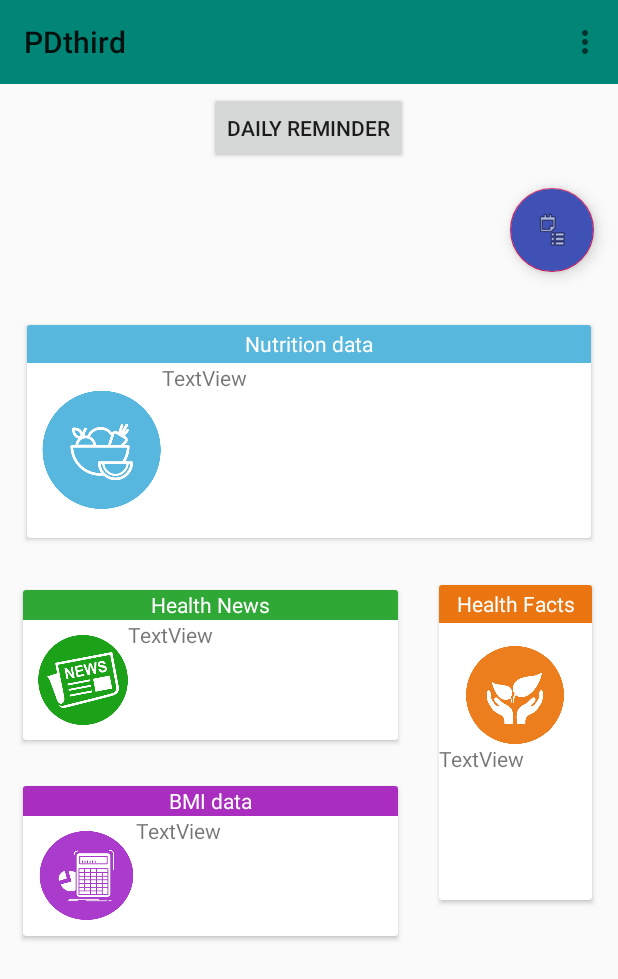
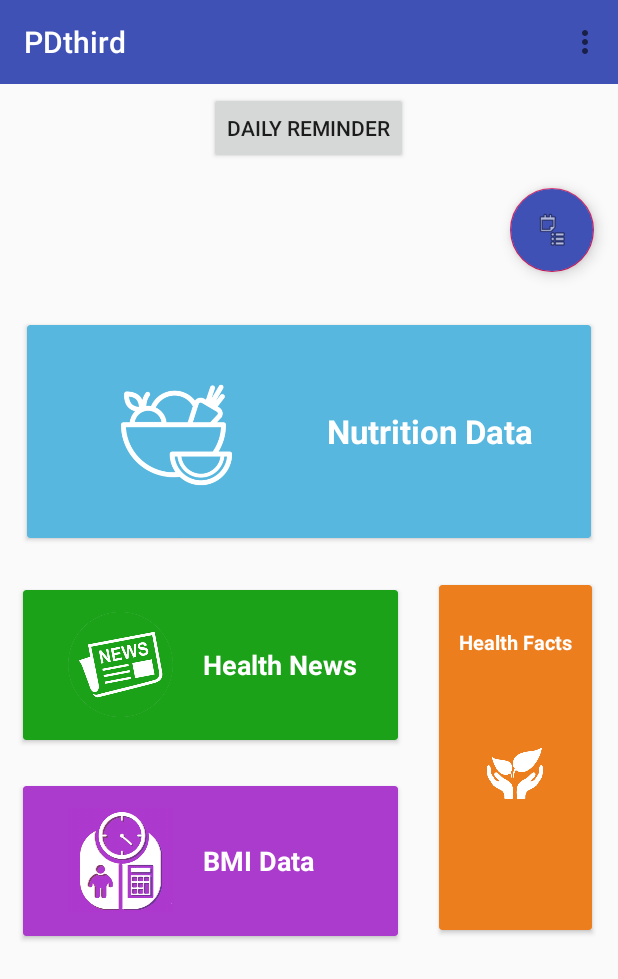
Before and after one commit to wizard-com/PD, an Android app: the screen it shows after launch (MainActivity), on a phone screen of 412 x 824 dp. Shown: the top 979 px of the screen. Run offline under Robolectric (Android 15) with nearby library versions, the light colour scheme and no system bars.

Commit message:
All settled for today

```diff
--- a/app/src/main/AndroidManifest.xml
+++ b/app/src/main/AndroidManifest.xml
@@ -20,6 +20,7 @@
             </intent-filter>
         </activity>
         <activity android:name=".BmiDataActivity"/>
+        <activity android:name=".NewsActivity" android:theme="@style/AppTheme.NoActionBar"/>
     </application>
 
 </manifest>
--- a/app/src/main/java/com/example/pdthird/MainActivity.java
+++ b/app/src/main/java/com/example/pdthird/MainActivity.java
@@ -22,7 +22,7 @@ import android.widget.Toast;
 import java.util.ArrayList;
 
 public class MainActivity extends AppCompatActivity implements PopupMenu.OnMenuItemClickListener {
-    CardView bmiCard;
+    CardView bmiCard, healthNewsCard;
     ListView lv;
     ArrayList<ReminderItem> reminderItems;
     ReminderListViewAdapter reminderLVAdapter;
@@ -42,6 +42,7 @@ public class MainActivity extends AppCompatActivity implements PopupMenu.OnMenuI
             }
         });
         bmiCard = findViewById(R.id.bmiCard);
+        healthNewsCard = findViewById(R.id.healthNewsCard);
         btnReminder = findViewById(R.id.buttonReminder);
 
         reminderItems = new ArrayList<ReminderItem>();
@@ -52,6 +53,14 @@ public class MainActivity extends AppCompatActivity implements PopupMenu.OnMenuI
         reminderItems.add(new ReminderItem("7-9 Hours of sleep", R.drawable.sleep));
         reminderItems.add(new ReminderItem("1 physical activity", R.drawable.physical_activity));
 
+
+        healthNewsCard.setOnClickListener(new View.OnClickListener() {
+            @Override
+            public void onClick(View v) {
+                Intent myIntent = new Intent(MainActivity.this, NewsActivity.class);
+                startActivity(myIntent);
+            }
+        });
 
         bmiCard.setOnClickListener(new View.OnClickListener() {
             @Override
--- a/app/src/main/res/layout/activity_main.xml
+++ b/app/src/main/res/layout/activity_main.xml
@@ -12,7 +12,8 @@
         android:id="@+id/toolbar"
         android:layout_width="match_parent"
         android:layout_height="?attr/actionBarSize"
-        android:background="?attr/colorPrimary"
+        android:background="#3F51B5"
+        app:titleTextColor="@android:color/white"
         app:popupTheme="@style/AppTheme.PopupOverlay" />
 
 
@@ -39,45 +40,35 @@
 
     <androidx.cardview.widget.CardView
         android:layout_width="match_parent"
+        android:layout_height="150dp"
         android:layout_margin="15dp"
-        android:layout_height="150dp"
+        app:cardBackgroundColor="#57B7DF"
         app:cardUseCompatPadding="true">
 
 
         <LinearLayout
             android:layout_width="match_parent"
             android:layout_height="match_parent"
-            android:orientation="vertical">
+            android:orientation="horizontal">
 
-            <TextView
-                android:id="@+id/tvNutrition"
-                android:layout_width="match_parent"
-                android:layout_height="25dp"
-                android:background="#58b7dd"
-                android:gravity="center"
-                android:text="Nutrition data"
-                android:textColor="#ffffff" />
-
-            <LinearLayout
-                android:layout_width="match_parent"
-                android:layout_height="match_parent"
-                android:orientation="horizontal">
 
             <ImageView
                 android:id="@+id/imageView2"
-                    android:layout_width="80dp"
-                    android:layout_height="80dp"
-                    android:layout_gravity="center"
-                    android:layout_marginLeft="10dp"
+                android:layout_width="200dp"
+                android:layout_height="match_parent"
                 app:srcCompat="@drawable/nutrition" />
 
             <TextView
-                    android:id="@+id/textView6"
+                android:id="@+id/textView"
                 android:layout_width="wrap_content"
                 android:layout_height="wrap_content"
-                    android:layout_weight="1"
-                    android:text="TextView" />
-            </LinearLayout>
+                android:layout_gravity="center"
+                android:text="Nutrition Data"
+                android:textColor="#ffffff"
+                android:textSize="10pt"
+                android:textStyle="bold" />
+
+
         </LinearLayout>
 
     </androidx.cardview.widget.CardView>
@@ -93,23 +84,12 @@
             android:orientation="vertical">
 
             <androidx.cardview.widget.CardView
+                android:id="@+id/healthNewsCard"
                 android:layout_width="250dp"
                 android:layout_height="100dp"
-                android:layout_margin="15dp" >
+                android:layout_margin="15dp"
+                app:cardBackgroundColor="#1CA219">
 
-                <LinearLayout
-                    android:layout_width="match_parent"
-                    android:layout_height="match_parent"
-                    android:orientation="vertical">
-
-                    <TextView
-                        android:id="@+id/tvHealthNews"
-                        android:layout_width="match_parent"
-                        android:layout_height="20dp"
-                        android:background="#30A835"
-                        android:gravity="center"
-                        android:text="Health News"
-                        android:textColor="#ffffff" />
 
                 <LinearLayout
                     android:layout_width="match_parent"
@@ -118,19 +98,22 @@
 
                     <ImageView
                         android:id="@+id/imageView3"
-                            android:layout_width="60dp"
-                            android:layout_height="60dp"
+                        android:layout_width="110dp"
+                        android:layout_height="70dp"
                         android:layout_gravity="center"
                         android:layout_marginLeft="10dp"
-                            app:srcCompat="@drawable/news"/>
+                        app:srcCompat="@drawable/news" />
 
                     <TextView
-                            android:id="@+id/textView7"
+                        android:id="@+id/textViewNews"
                         android:layout_width="wrap_content"
                         android:layout_height="wrap_content"
-                            android:layout_weight="1"
-                            android:text="TextView" />
-                    </LinearLayout>
+                        android:layout_gravity="center"
+                        android:text="Health News"
+                        android:textColor="#ffffff"
+                        android:textSize="8pt"
+                        android:textStyle="bold" />
+
                 </LinearLayout>
 
             </androidx.cardview.widget.CardView>
@@ -139,21 +122,11 @@
                 android:id="@+id/bmiCard"
                 android:layout_width="250dp"
                 android:layout_height="100dp"
-                android:layout_margin="15dp">
+                android:layout_margin="15dp"
+                app:cardBackgroundColor="#AB3BCD">
 
-                <LinearLayout
-                    android:layout_width="match_parent"
-                    android:layout_height="match_parent"
-                    android:orientation="vertical">
 
-                    <TextView
-                        android:id="@+id/tvBMI"
-                        android:layout_width="match_parent"
-                        android:layout_height="20dp"
-                        android:background="#A92DBE"
-                        android:gravity="center"
-                        android:text="BMI data"
-                        android:textColor="#ffffff" />
+
 
                     <LinearLayout
                         android:layout_width="match_parent"
@@ -162,26 +135,31 @@
 
                         <ImageView
                             android:id="@+id/imageView4"
-                            android:layout_width="65dp"
-                            android:layout_height="65dp"
+                            android:layout_width="110dp"
+                            android:layout_height="70dp"
                             android:layout_gravity="center"
                             android:layout_marginLeft="10dp"
                             app:srcCompat="@drawable/bmi" />
-
                         <TextView
-                            android:id="@+id/textView8"
+                            android:id="@+id/textViewBMI"
                             android:layout_width="wrap_content"
                             android:layout_height="wrap_content"
-                            android:text="TextView" />
-                    </LinearLayout>
+                            android:layout_gravity="center"
+                            android:text="BMI Data"
+                            android:textColor="#ffffff"
+                            android:textSize="8pt"
+                            android:textStyle="bold" />
+
                     </LinearLayout>
 
             </androidx.cardview.widget.CardView>
         </LinearLayout>
+
         <androidx.cardview.widget.CardView
             android:layout_width="102dp"
-            android:layout_height="210dp"
-            android:layout_margin="12dp" >
+            android:layout_height="230dp"
+            android:layout_margin="12dp"
+            app:cardBackgroundColor="#ED7E1E">
 
             <LinearLayout
                 android:layout_width="match_parent"
@@ -192,24 +170,21 @@
                     android:id="@+id/tvHealthFacts"
                     android:layout_width="match_parent"
                     android:layout_height="25dp"
-                    android:background="#EB7511"
+                    android:layout_marginTop="25dp"
                     android:gravity="center"
                     android:text="Health Facts"
-                    android:textColor="#ffffff" />
+                    android:textColor="#ffffff"
+                    android:textSize="6pt"
+                    android:textStyle="bold" />
 
                 <ImageView
                     android:id="@+id/imageView5"
                     android:layout_width="65dp"
                     android:layout_height="65dp"
                     android:layout_gravity="center"
-                    android:layout_marginTop="15dp"
+                    android:layout_marginTop="40dp"
                     app:srcCompat="@drawable/healthfacts" />
 
-                <TextView
-                    android:id="@+id/textView9"
-                    android:layout_width="match_parent"
-                    android:layout_height="wrap_content"
-                    android:text="TextView" />
             </LinearLayout>
 
         </androidx.cardview.widget.CardView>
--- a/app/src/main/res/menu/menu_main.xml
+++ b/app/src/main/res/menu/menu_main.xml
@@ -2,8 +2,10 @@
     xmlns:app="http://schemas.android.com/apk/res-auto"
     xmlns:tools="http://schemas.android.com/tools"
     tools:context="com.example.pdthird.MainActivity" >
+
     <item android:id="@+id/action_settings"
         android:title="@string/action_settings"
         android:orderInCategory="100"
         app:showAsAction="never" />
+
 </menu>
```
Also changed, not shown: app/src/main/java/com/example/pdthird/NewsActivity.java (added, +63 -0 lines), app/src/main/res/layout/news_web_view.xml (added, +24 -0 lines), app/src/main/res/menu/news_channels_menu.xml (added, +20 -0 lines), app/src/main/res/drawable-v24/bmi.png. Lines whose indentation alone changed are shown as unchanged.
